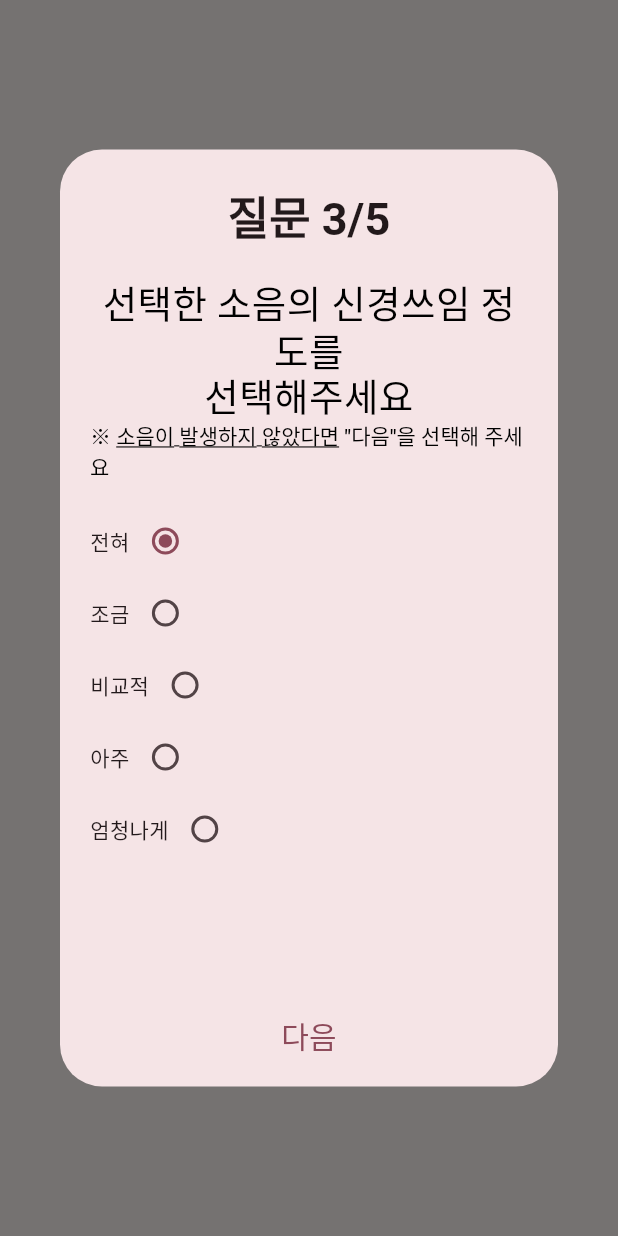
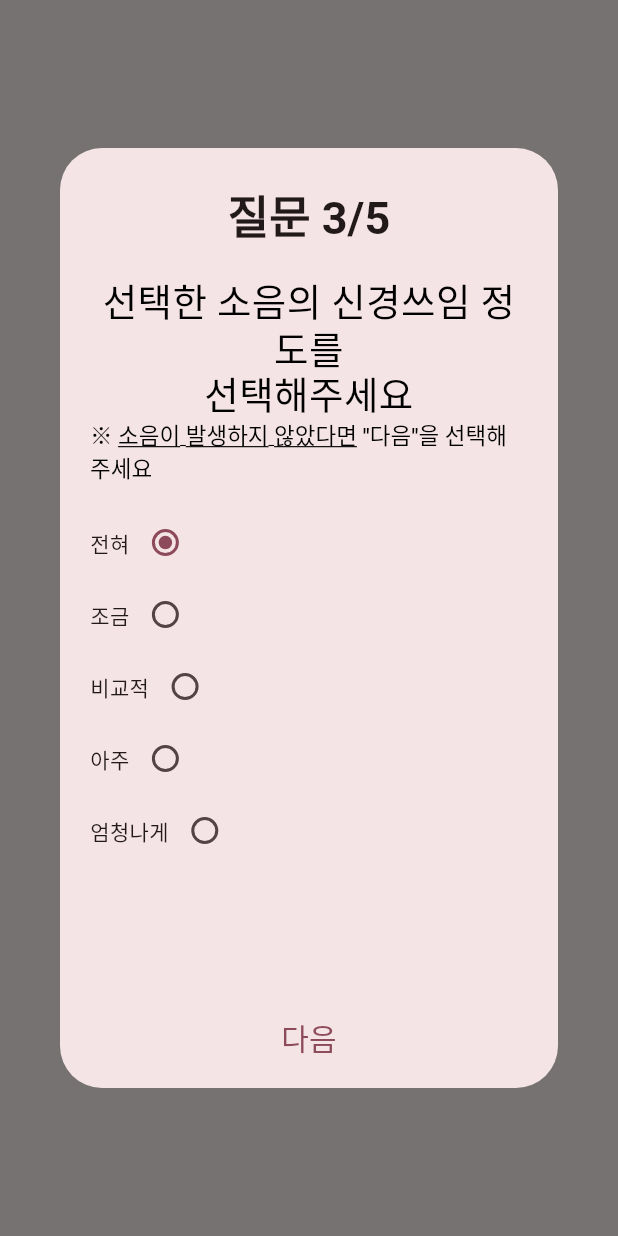
Before and after one commit to bssoft-dev/home-therapy-app-2301, a Flutter app: what preNoiseChoiceDialog() shows on an empty page, opened directly with empty values, after a tap on "다음", on a phone screen of 412 x 824 dp. Run offline on Flutter 3.47's test engine with Material 2 defaults, Android fonts, the phone set to English and light mode, and no system bars; our stand-ins replace flutter_svg, get, lottie, shared_preferences, syncfusion_flutter_gauges; missing offline and left inert: ping_discover_network_forked; accounts and stored records are empty; network calls fail.

Commit message:
fix: RichText font size

```diff
--- a/lib/widgets/survey_dialog/pre_noise_choice.dart
+++ b/lib/widgets/survey_dialog/pre_noise_choice.dart
@@ -34,30 +34,27 @@ preNoiseChoiceDialog({
               height: 2,
             ),
             RichText(
-              text: const TextSpan(
-                children: <InlineSpan>[
+              text: TextSpan(
+                style: TextStyle(
+                  fontSize: 15 * MediaQuery.of(context).textScaleFactor,
+                  color: Colors.black,
+                ),
+                children: const <InlineSpan>[
                   TextSpan(
                     text: '※ ',
-                    style: TextStyle(fontSize: 14, color: Colors.black),
                   ),
                   TextSpan(
                     text: '소음이 발생하지 않았다면',
                     style: TextStyle(
-                      fontSize: 14,
-                      color: Colors.black,
                       decoration: TextDecoration.underline,
                     ),
                   ),
                   TextSpan(
                     text: ' "다음"',
-                    style: TextStyle(
-                        fontSize: 14,
-                        color: Colors.black,
-                        fontWeight: FontWeight.w500),
+                    style: TextStyle(fontWeight: FontWeight.w500),
                   ),
                   TextSpan(
                     text: '을 선택해 주세요',
-                    style: TextStyle(fontSize: 14, color: Colors.black),
                   ),
                 ],
               ),
--- a/lib/widgets/survey_dialog/pre_noise_choice_score.dart
+++ b/lib/widgets/survey_dialog/pre_noise_choice_score.dart
@@ -40,17 +40,18 @@ preNoiseChoiceScoreDialog({
               height: 2,
             ),
             RichText(
-              text: const TextSpan(
-                children: <InlineSpan>[
+              text: TextSpan(
+                style: TextStyle(
+                  fontSize: 15 * MediaQuery.of(context).textScaleFactor,
+                  color: Colors.black,
+                ),
+                children: const <InlineSpan>[
                   TextSpan(
                     text: '※ ',
-                    style: TextStyle(fontSize: 14, color: Colors.black),
                   ),
                   TextSpan(
                     text: '소음이 발생하지 않았다면',
                     style: TextStyle(
-                      fontSize: 14,
-                      color: Colors.black,
                       decoration: TextDecoration.underline,
                       height: 1,
                     ),
@@ -58,13 +59,15 @@ preNoiseChoiceScoreDialog({
                   TextSpan(
                     text: ' "다음"',
                     style: TextStyle(
-                        fontSize: 14,
-                        color: Colors.black,
-                        fontWeight: FontWeight.w500),
+                      fontWeight: FontWeight.w500,
+                    ),
                   ),
                   TextSpan(
                     text: '을 선택해 주세요',
-                    style: TextStyle(fontSize: 14, color: Colors.black),
+                    style: TextStyle(
+                      // fontSize: 14,
+                      color: Colors.black,
+                    ),
                   ),
                 ],
               ),
```
Also changed, not shown: lib/main.dart (+7 -1 lines), lib/widgets/pre_survey_dialog/pre_common_dialog.dart (+14 -11 lines).
